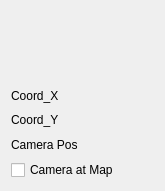
Before: the Qt Designer form src/ui/SlugsVideoCamControl.ui in mavlink/qgroundcontrol, drawn with Qt 5.
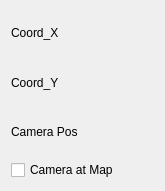
After: the same form once the commit is applied.

Commit message: change and connect signal from SlugPadCameraControl to SlugsVideoCamControl

Diff of the .ui file:
```diff
--- a/src/ui/SlugsVideoCamControl.ui
+++ b/src/ui/SlugsVideoCamControl.ui
@@ -24,29 +24,6 @@
   </property>
   <layout class="QGridLayout" name="gridLayout">
    <item row="0" column="0">
-    <widget class="QFrame" name="padCamContro_frame">
-     <property name="minimumSize">
-      <size>
-       <width>0</width>
-       <height>0</height>
-      </size>
-     </property>
-     <property name="mouseTracking">
-      <bool>false</bool>
-     </property>
-     <property name="styleSheet">
-      <string notr="true">background-color: rgba(255, 170, 0,0%);
-</string>
-     </property>
-     <property name="frameShape">
-      <enum>QFrame::WinPanel</enum>
-     </property>
-     <property name="frameShadow">
-      <enum>QFrame::Sunken</enum>
-     </property>
-    </widget>
-   </item>
-   <item row="1" column="0">
     <layout class="QVBoxLayout" name="verticalLayout">
      <item>
       <widget class="QLabel" name="label_x">
```
Left out of the diff: 2 changed lines with no effect on the pictures. The commit also changes 11 other files.
